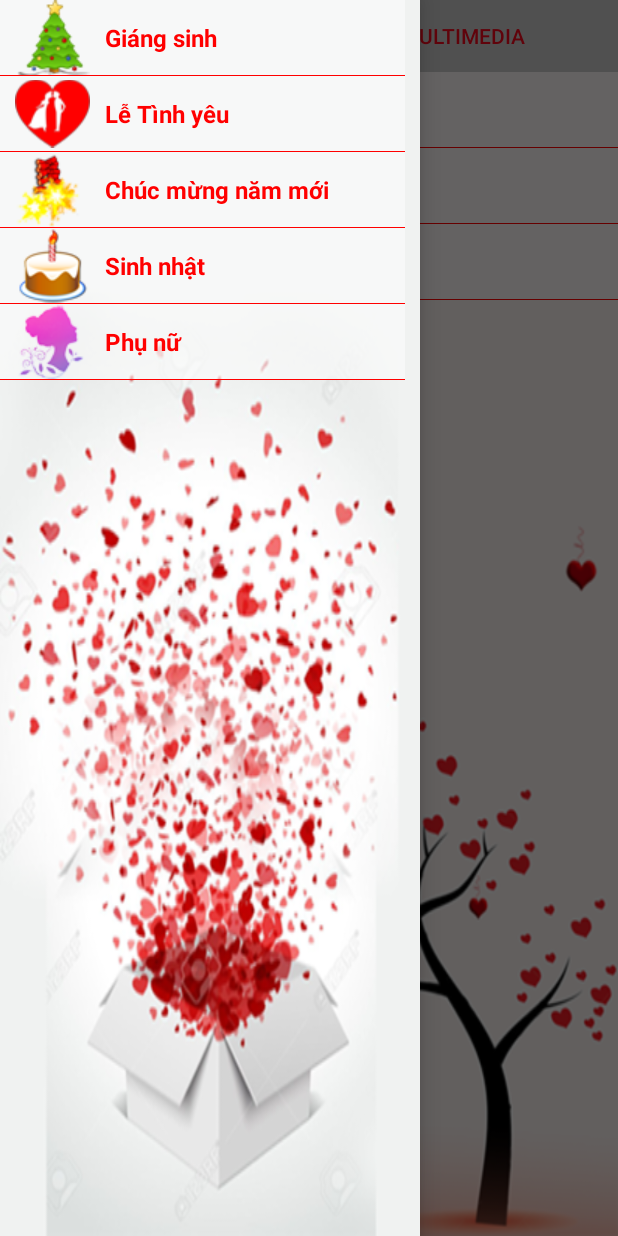
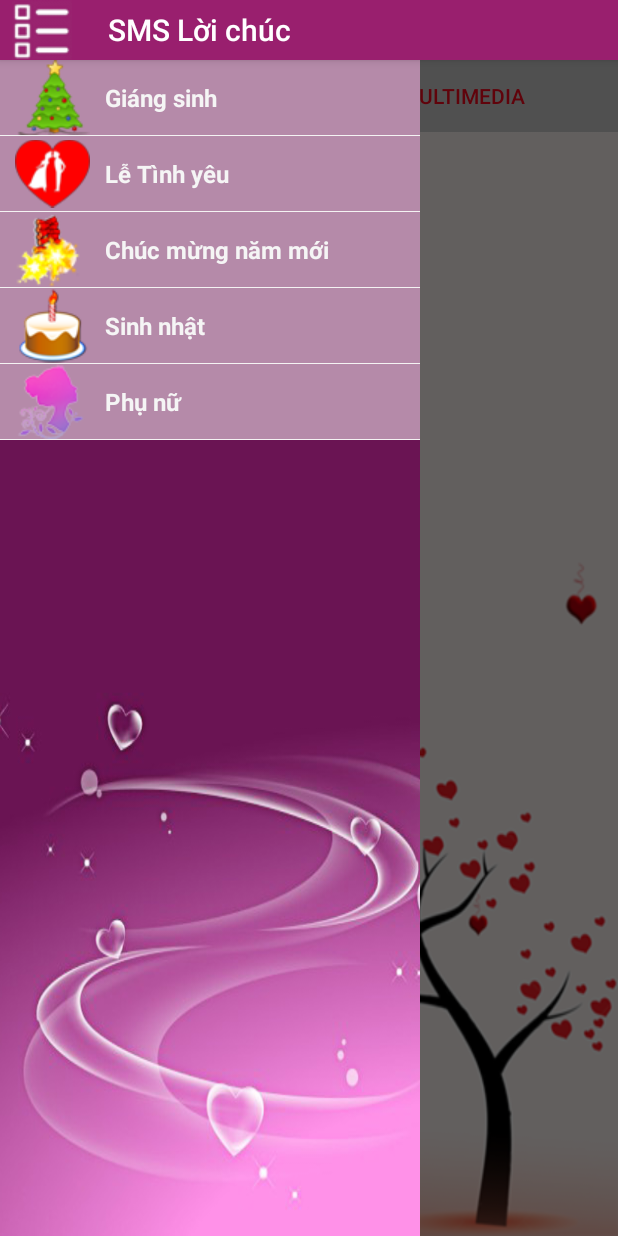
Before and after one commit to hailoan/Loichuc, an Android app: the Main2_ screen opened directly, with no data from a screen before it, with the side drawer open, on a phone screen of 412 x 824 dp. Run offline under Robolectric (Android 15) with nearby library versions, the phone set to English and light mode, and no system bars; 2 statements that could not run were skipped.

Commit message:
push img

```diff
--- a/app/src/main/AndroidManifest.xml
+++ b/app/src/main/AndroidManifest.xml
@@ -1,7 +1,7 @@
 <?xml version="1.0" encoding="utf-8"?>
 <manifest xmlns:android="http://schemas.android.com/apk/res/android"
     package="android.hailoan.devpro.app_loichuc">
-
+<uses-permission android:name="android.permission.SEND_SMS"/>
     <application
         android:allowBackup="true"
         android:icon="@mipmap/ic_launcher"
--- a/app/src/main/java/android/hailoan/devpro/app_loichuc/Main2_.java
+++ b/app/src/main/java/android/hailoan/devpro/app_loichuc/Main2_.java
@@ -29,7 +29,6 @@ public class Main2_ extends AppCompatActivity {
         super.onCreate(savedInstanceState);
         setContentView(R.layout.activity_main2_);
         values = (int) getIntent().getExtras().getSerializable("K");
-        getSupportActionBar().hide();
         getSupportActionBar().setDisplayHomeAsUpEnabled(true);
         getSupportActionBar().setHomeAsUpIndicator(R.drawable.list_view);
         createDrawer();
--- /dev/null
+++ b/app/src/main/java/android/hailoan/devpro/app_loichuc/NoiDungTinNhan/Adapter_RecyclerView.java
@@ -0,0 +1,85 @@
+package android.hailoan.devpro.app_loichuc.NoiDungTinNhan;
+
+import android.content.Context;
+import android.content.Intent;
+import android.hailoan.devpro.app_loichuc.R;
+import android.net.Uri;
+import android.support.v7.widget.CardView;
+import android.support.v7.widget.RecyclerView;
+import android.view.LayoutInflater;
+import android.view.View;
+import android.view.ViewGroup;
+import android.widget.ImageView;
+import android.widget.TextView;
+
+import java.util.ArrayList;
+
+/**
+ * Created by Loan on 9/30/2016.
+ */
+public class Adapter_RecyclerView extends RecyclerView.Adapter<Adapter_RecyclerView.RecyclewViewHolder> {
+    private ArrayList<String> lsdata;
+    private LayoutInflater inflater;
+    private int idimg;
+
+    public int getIdimg() {
+        return idimg;
+    }
+
+    public void setIdimg(int idimg) {
+        this.idimg = idimg;
+    }
+
+    public Adapter_RecyclerView(ArrayList<String> lsdata, LayoutInflater inflater) {
+        this.lsdata = lsdata;
+        this.inflater = inflater;
+    }
+
+    public ArrayList<String> getLsdata() {
+        return lsdata;
+    }
+
+    public void setLsdata(ArrayList<String> lsdata) {
+        this.lsdata = lsdata;
+    }
+
+    @Override
+    public RecyclewViewHolder onCreateViewHolder(ViewGroup parent, int viewType) {
+        View myview = inflater.inflate(R.layout.item_rc_view, null);
+        return new RecyclewViewHolder(myview);
+    }
+
+    @Override
+    public void onBindViewHolder(RecyclewViewHolder holder, int position) {
+        holder.txt_nd_rc.setText(lsdata.get(position));
+      holder.txt_nd_rc.setTag(lsdata.get(position));
+        holder.txt_nd_rc.setOnClickListener(on_click);
+
+    }
+
+    private View.OnClickListener on_click = new View.OnClickListener() {
+        @Override
+        public void onClick(View view) {
+            String nd= (String) view.getTag();
+            Uri uri=Uri.parse("smsto:"+"0293847");
+            Intent it=new Intent(Intent.ACTION_SENDTO,uri);
+            it.putExtra("sms_body",nd);
+            view.getContext().startActivity(it);
+
+        }
+    };
+
+    @Override
+    public int getItemCount() {
+        return lsdata.size();
+    }
+
+    class RecyclewViewHolder extends RecyclerView.ViewHolder {
+        private TextView txt_nd_rc;
+        public RecyclewViewHolder(View itemView) {
+            super(itemView);
+            txt_nd_rc = (TextView) itemView.findViewById(R.id.txt_rc);
+
+        }
+    }
+}
--- a/app/src/main/java/android/hailoan/devpro/app_loichuc/NoiDungTinNhan/TextSMSFragment.java
+++ b/app/src/main/java/android/hailoan/devpro/app_loichuc/NoiDungTinNhan/TextSMSFragment.java
@@ -1,23 +1,29 @@
 package android.hailoan.devpro.app_loichuc.NoiDungTinNhan;
 
 
+import android.content.Intent;
 import android.hailoan.devpro.app_loichuc.Adapter_Lisview;
 import android.hailoan.devpro.app_loichuc.R;
+import android.net.Uri;
 import android.os.Bundle;
 import android.support.v4.app.Fragment;
+import android.support.v7.widget.LinearLayoutManager;
+import android.support.v7.widget.RecyclerView;
 import android.view.LayoutInflater;
 import android.view.View;
 import android.view.ViewGroup;
+import android.widget.AdapterView;
 import android.widget.ListView;
 
 import java.util.ArrayList;
+
 
 /**
  * A simple {@link Fragment} subclass.
  */
 public class TextSMSFragment extends Fragment {
-    ListView listText;
-    Adapter_Lisview adapter_text;
+    RecyclerView rcview;
+    Adapter_RecyclerView adapter_text;
 
 
     public TextSMSFragment() {
@@ -28,20 +34,24 @@ public class TextSMSFragment extends Fragment {
     @Override
     public View onCreateView(LayoutInflater inflater, ViewGroup container,
                              Bundle savedInstanceState) {
-        View view =inflater.inflate(R.layout.fragment_text_sm, container, false);
-        listText = (ListView) view.findViewById(R.id.listText);
-        adapter_text = new Adapter_Lisview(getdatannoel(),inflater);
-        listText.setAdapter(adapter_text);
-
+        View view = inflater.inflate(R.layout.fragment_text_sm, container, false);
+        rcview = (RecyclerView) view.findViewById(R.id.rcviewtText);
+        adapter_text = new Adapter_RecyclerView(getdatannoel(),inflater);
+        LinearLayoutManager manager = new LinearLayoutManager(inflater.getContext());
+        rcview.setLayoutManager(manager);
+        rcview.setHasFixedSize(true);
+        rcview.setAdapter(adapter_text);
         return view;
     }
 
-    public ArrayList<item_RC_LV> getdatannoel() {
-        ArrayList<item_RC_LV> lsdata = new ArrayList<item_RC_LV>();
 
-        lsdata.add(new item_RC_LV(R.drawable.icon_noel1, "gian sinh vui ve"));
-        lsdata.add(new item_RC_LV(R.drawable.icon_noel1, "moi dieu an lan"));
-        lsdata.add(new item_RC_LV(R.drawable.icon_noel1, "Merry chrismast"));
+
+    public ArrayList<String> getdatannoel() {
+        ArrayList<String> lsdata = new ArrayList<String>();
+
+        lsdata.add("gian sinh vui ve");
+        lsdata.add("moi dieu an lan");
+        lsdata.add("Merry chrismast");
         return lsdata;
     }
 
--- a/app/src/main/res/layout/activity_main.xml
+++ b/app/src/main/res/layout/activity_main.xml
@@ -7,9 +7,10 @@
     android:orientation="vertical">
 
     <View
+
         android:layout_width="match_parent"
         android:layout_height="0dp"
-        android:layout_weight="200"></View>
+        android:layout_weight="160"></View>
 
     <LinearLayout
 
--- a/app/src/main/res/layout/activity_main2_.xml
+++ b/app/src/main/res/layout/activity_main2_.xml
@@ -41,10 +41,10 @@
         android:layout_width="280dp"
         android:layout_height="match_parent"
         android:layout_gravity="start"
-        android:background="@drawable/b2"
-        android:divider="#ff0000"
+        android:background="@drawable/b0"
+        android:divider="#f4f3f3"
         android:dividerHeight="0.5dp"
-        android:paddingRight="10dp">
+       >
 
     </ListView>
 
--- a/app/src/main/res/layout/fragment_text_sm.xml
+++ b/app/src/main/res/layout/fragment_text_sm.xml
@@ -6,13 +6,13 @@ android:background="@drawable/screen2"
     tools:context="android.hailoan.devpro.app_loichuc.NoiDungTinNhan.TextSMSFragment">
 
     <!-- TODO: Update blank fragment layout -->
-    <ListView
+    <android.support.v7.widget.RecyclerView
         android:divider="#ff0000"
         android:dividerHeight="0.5dp"
-        android:id="@+id/listText"
+        android:id="@+id/rcviewtText"
         android:layout_width="match_parent"
         android:layout_height="match_parent">
 
-    </ListView>
+    </android.support.v7.widget.RecyclerView>
 
 </FrameLayout>
--- a/app/src/main/res/layout/item_ls_view.xml
+++ b/app/src/main/res/layout/item_ls_view.xml
@@ -21,7 +21,7 @@
             android:layout_width="match_parent"
             android:layout_height="@dimen/size_img_rc"
             style="@style/text_rc_view"
-            android:textColor="#FF0000"
+            android:textColor="#f5f5f5"
             android:textStyle="bold"
             android:text="Hai loan" />
     </RelativeLayout>
--- a/app/src/main/res/values/colors.xml
+++ b/app/src/main/res/values/colors.xml
@@ -1,6 +1,6 @@
 <?xml version="1.0" encoding="utf-8"?>
 <resources>
-    <color name="colorPrimary">#f26666</color>
-    <color name="colorPrimaryDark">#fa1a1a</color>
+    <color name="colorPrimary">#991f6e</color>
+    <color name="colorPrimaryDark">#621346</color>
     <color name="colorAccent">#FF4081</color>
 </resources>
--- a/app/src/main/res/values/strings.xml
+++ b/app/src/main/res/values/strings.xml
@@ -1,5 +1,5 @@
 <resources>
-    <string name="app_name">App_Loichuc</string>
+    <string name="app_name">SMS Lời chúc</string>
     <string name="dong">close</string>
     <string name="mo">open</string>
 
--- a/app/src/main/res/values/styles.xml
+++ b/app/src/main/res/values/styles.xml
@@ -6,9 +6,10 @@
         <item name="colorPrimary">@color/colorPrimary</item>
         <item name="colorPrimaryDark">@color/colorPrimaryDark</item>
         <item name="colorAccent">@color/colorAccent</item>
+        <item name="actionBarSize">40dp</item>
     </style>
     <style name="text_rc_view" parent="android:Widget.TextView">
-        <item name="android:textColor">#ea1212</item>
+        <item name="android:textColor">#ea1294</item>
         <item name="android:textSize">@dimen/text_rc</item>
         <item name="android:gravity">center|left</item>
     </style>
```
Also changed, not shown: app/src/main/java/android/hailoan/devpro/app_loichuc/Person/Person.java (added, +56 -0 lines), app/src/main/java/android/hailoan/devpro/app_loichuc/Person/PersonAdapter.java (added, +59 -0 lines), app/src/main/res/layout/item_rc_view.xml (added, +13 -0 lines), app/src/main/res/layout/item_recycle_view.xml (deleted, +0 -39 lines), app/src/main/res/drawable/b0.png (added), app/src/main/res/drawable/b2.png (deleted).
